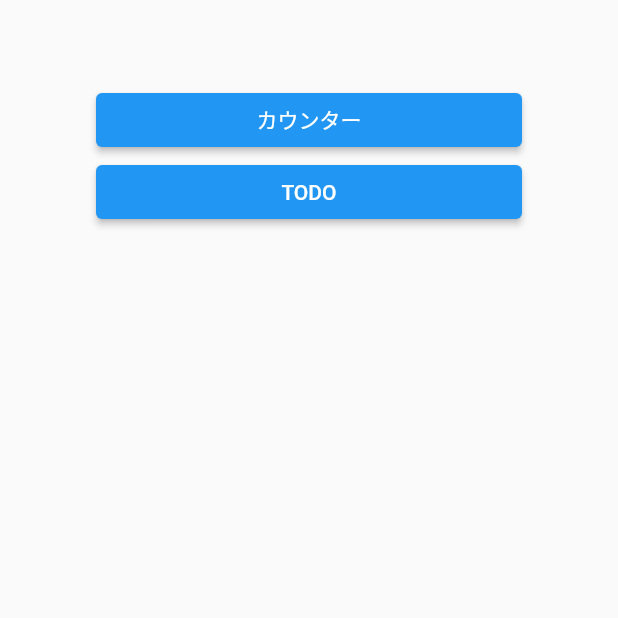
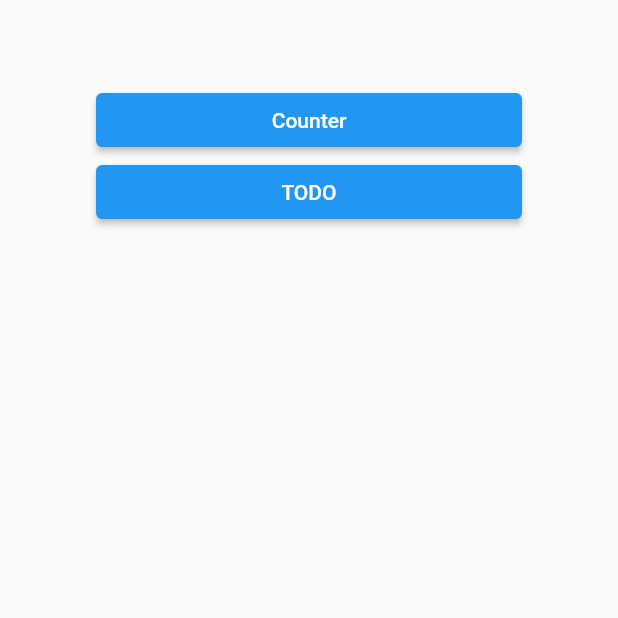
Before and after one commit to kenta-wakasa/riverpod_sample, a Flutter app: the screen it shows after launch, on a phone screen of 412 x 824 dp, the part 462-1080 px from its top. Run offline on Flutter 3.47's test engine with Material 2 defaults, Android fonts, the phone set to English and light mode, and no system bars; our stand-ins replace flutter_riverpod.

Commit message:
Counter に変更

```diff
--- a/lib/pages/counter_list_page.dart
+++ b/lib/pages/counter_list_page.dart
@@ -21,7 +21,7 @@ class CounterListPage extends StatelessWidget {
   Widget build(BuildContext context) {
     return Scaffold(
       appBar: AppBar(
-        title: const Text('カウンター'),
+        title: const Text('Counter'),
       ),
       body: Padding(
         padding: const EdgeInsets.all(16),
--- a/lib/pages/home_page.dart
+++ b/lib/pages/home_page.dart
@@ -15,7 +15,7 @@ class HomePage extends StatelessWidget {
           children: [
             ElevatedButton(
               onPressed: () => CounterListPage.show(context),
-              child: const Text('カウンター'),
+              child: const Text('Counter'),
             ),
             ElevatedButton(
               onPressed: () => TodoListPage.show(context),
```
